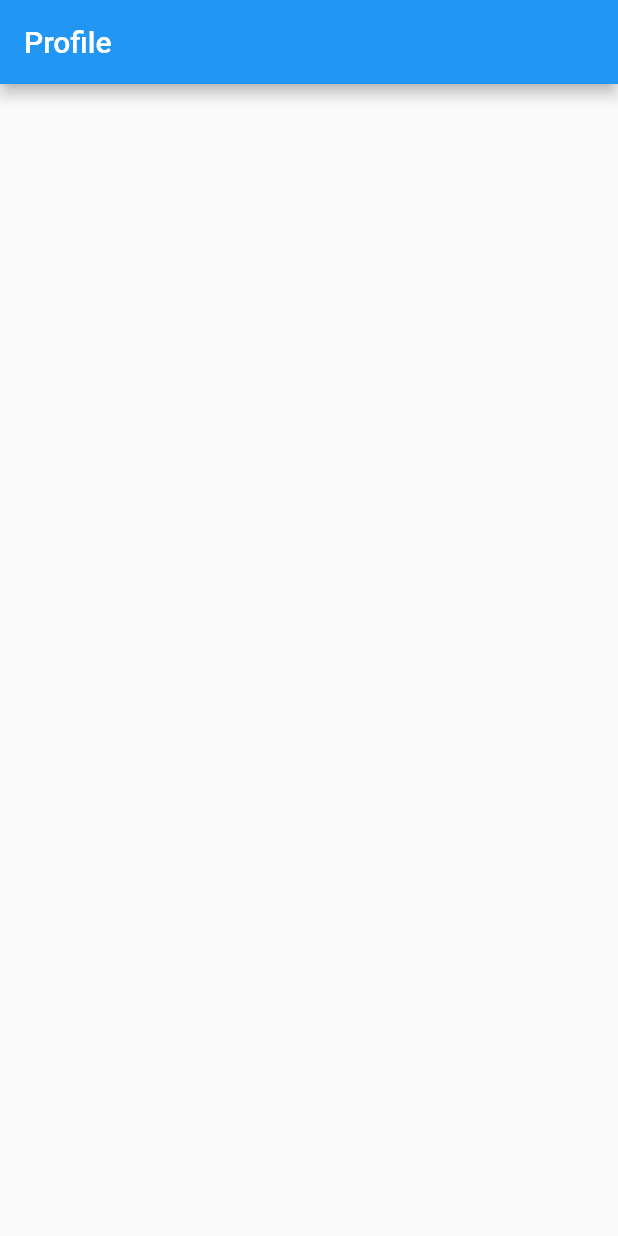
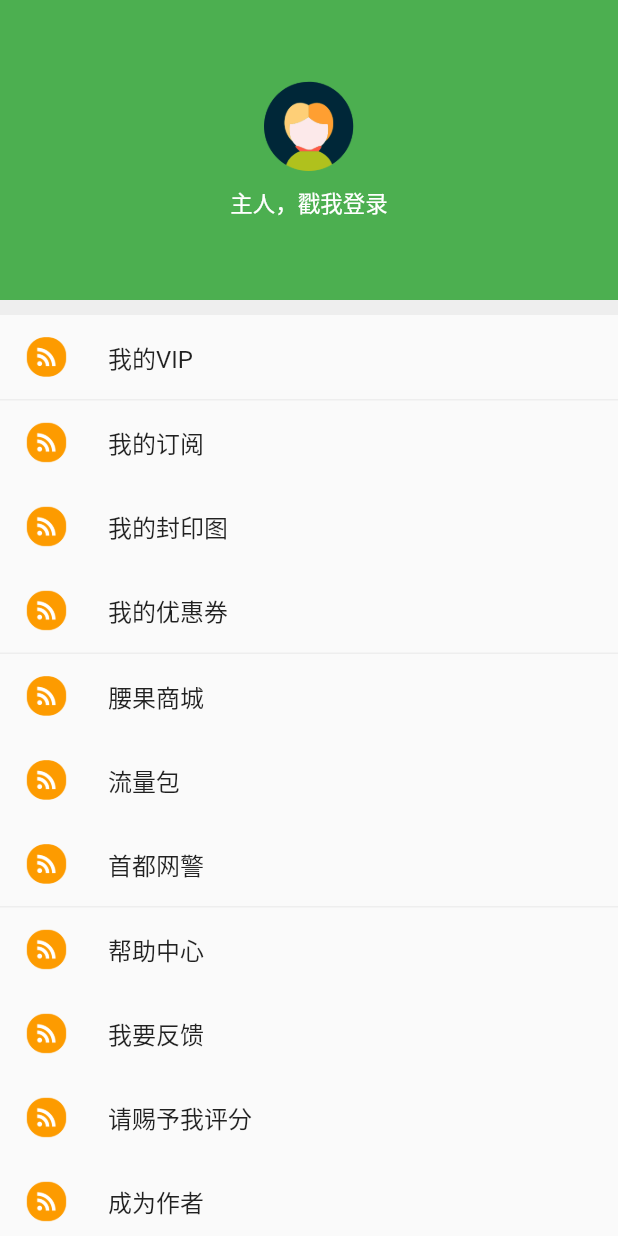
Before and after one commit to weiyinqing/you_yao_qi, a Flutter app: the ProfileWidget screen opened directly, on a phone screen of 412 x 824 dp. Run offline on Flutter 3.47's test engine with Material 2 defaults, Android fonts, the phone set to English and light mode, and no system bars; our stand-ins replace cached_network_image; network calls fail.

Commit message:
完成我的页面布局

```diff
--- a/lib/discover/discover.dart
+++ b/lib/discover/discover.dart
@@ -38,6 +38,7 @@ class _DiscoverWidget extends State<DiscoverWidget> {
 Widget _createDiscoverListView(BuildContext context, DiscoverResult result) {
   // print("result.galleryItems.length = ${result.galleryItems.length}");
   return ListView.builder(
+    padding: EdgeInsets.only(top: 0.0),
     itemCount: 2 + result.comicList.length,
     itemBuilder: (context, index) {
       if (index == 0) {
--- a/lib/profile/profile.dart
+++ b/lib/profile/profile.dart
@@ -1,12 +1,95 @@
 import 'package:flutter/material.dart';
+
+abstract class ProfileModel{}
+class ProfileData extends ProfileModel {
+  var assetName;
+  var title;
+
+  ProfileData({this.assetName, this.title});
+}
+class ProfileLine extends ProfileModel {}
+
+final datas = [
+  ProfileData(assetName: "images/profile_rss.png", title: "我的VIP"),
+  ProfileLine(),
+  ProfileData(assetName: "images/profile_rss.png", title: "我的订阅"),
+  ProfileData(assetName: "images/profile_rss.png", title: "我的封印图"),
+  ProfileData(assetName: "images/profile_rss.png", title: "我的优惠券"),
+  ProfileLine(),
+  ProfileData(assetName: "images/profile_rss.png", title: "腰果商城"),
+  ProfileData(assetName: "images/profile_rss.png", title: "流量包"),
+  ProfileData(assetName: "images/profile_rss.png", title: "首都网警"),
+  ProfileLine(),
+  ProfileData(assetName: "images/profile_rss.png", title: "帮助中心"),
+  ProfileData(assetName: "images/profile_rss.png", title: "我要反馈"),
+  ProfileData(assetName: "images/profile_rss.png", title: "请赐予我评分"),
+  ProfileData(assetName: "images/profile_rss.png", title: "成为作者"),
+  ProfileLine(),
+  ProfileData(assetName: "images/profile_rss.png", title: "设置"),
+];
 
 class ProfileWidget extends StatelessWidget {
   @override
   Widget build(BuildContext context) {
     return Scaffold(
-      appBar: AppBar(
-        title: Text('Profile'),
+      primary: false,
+      body: ListView.builder(
+        padding: EdgeInsets.only(top: 0.0),
+        itemCount: datas.length+1,
+        itemBuilder: (context, index) {
+          if (index == 0) {
+            return _generatorProfileHeaderWidget(context);
+          } else {
+            final model = datas[index-1];
+            if (model is ProfileData) {
+              return ListTile(
+                leading: Container(
+                  width: 30.0,
+                  child: Image.asset(model.assetName),
+                ),
+                title: Text('${model.title}'),
+              );
+            } else {
+              return Container(
+                height: 1.0,
+                color: Colors.grey[200],
+              );
+            }
+          }
+        },
       ),
     );
   }
 }
+
+Widget _generatorProfileHeaderWidget(BuildContext context) {
+  return Container(
+    child: Column(
+      children: <Widget>[
+        Stack(
+          alignment: AlignmentDirectional.center,
+          children: <Widget>[
+            Container(
+              color: Colors.green,
+              height: 200.0,
+            ),
+            Column(
+              children: <Widget>[
+                Container(
+                  width: 60.0,
+                  padding: EdgeInsets.only(bottom: 10.0),
+                  child: Image.asset("images/profile_header.png")
+                ),
+                Text('主人，戳我登录', style: TextStyle(color: Colors.white, fontSize: 15.0))
+              ],
+            )
+          ],
+        ),
+        Container(
+          color: Colors.grey[200],
+          height: 10.0,
+        )
+      ],
+    )
+  );
+}
--- a/pubspec.yaml
+++ b/pubspec.yaml
@@ -31,6 +31,8 @@ flutter:
   # To add assets to your application, add an assets section, like this:
   assets:
     - images/test.jpg
+    - images/profile_header.png
+    - images/profile_rss.png
 
   #  - images/a_dot_burr.jpeg
   #  - images/a_dot_ham.jpeg
```
Also changed, not shown: images/profile_header.png (added), images/profile_rss.png (added), images/profile_vip.png (added).
